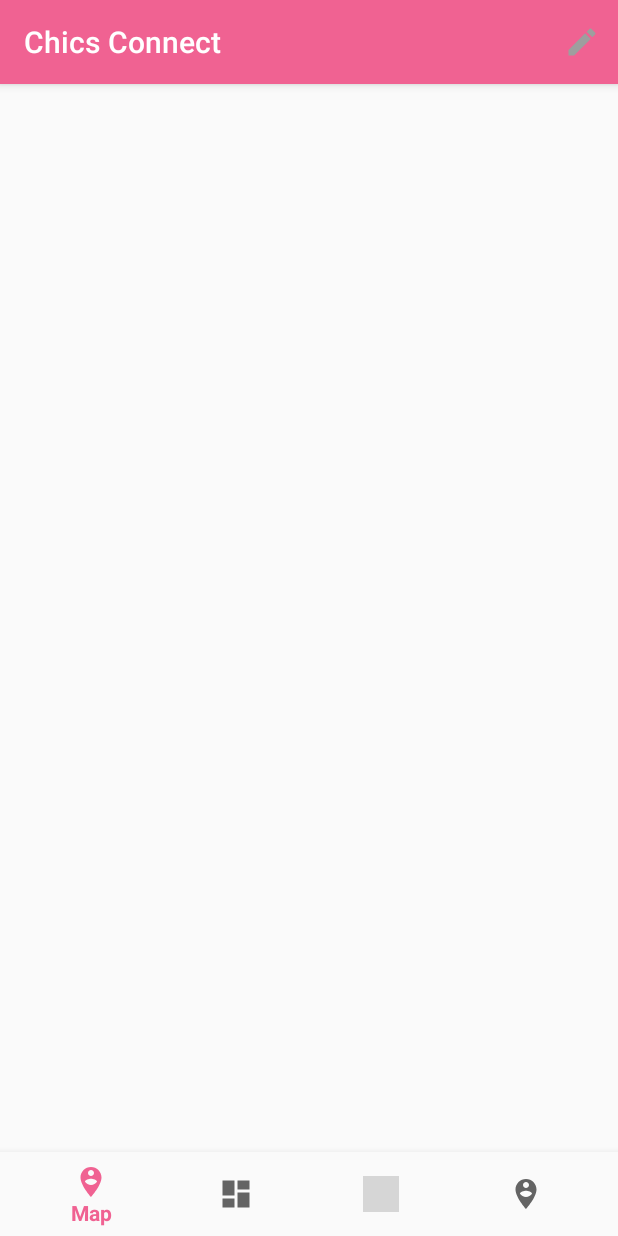
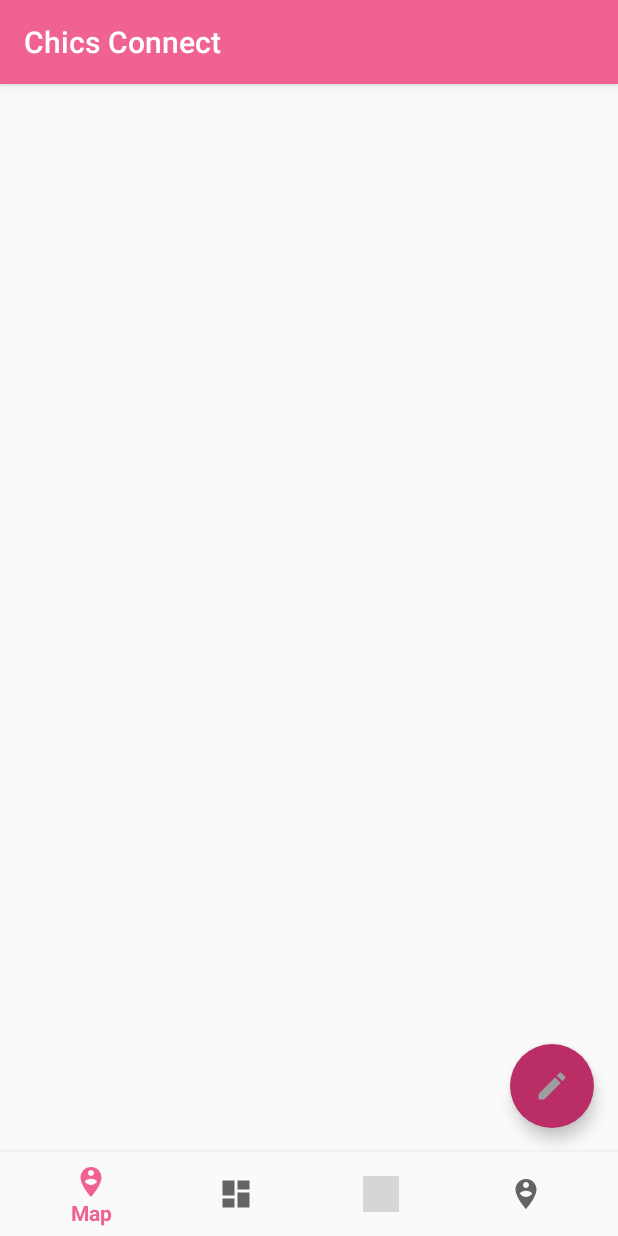
Before and after one commit to anandwana001/ChicsConnect, an Android app: the fragment WorldFragment placed in its activity, on a phone screen of 412 x 824 dp. Run offline under Robolectric (Android 15) with nearby library versions, the phone set to English and light mode, and no system bars; our stand-ins replace ButterKnife, Firebase (no records; nobody signed in at launch, a user with empty details on screens opened directly); 1 statement that could not run was skipped; grey boxes are pictures that could not be loaded.

Commit message:
MenuItem replace with FloatingActionButton to upload post

```diff
--- a/app/src/main/java/and/com/cswithandroid/fragment/WorldFragment.java
+++ b/app/src/main/java/and/com/cswithandroid/fragment/WorldFragment.java
@@ -3,14 +3,12 @@ package and.com.cswithandroid.fragment;
 import android.content.Intent;
 import android.os.Bundle;
 import android.support.annotation.Nullable;
+import android.support.design.widget.FloatingActionButton;
 import android.support.v4.app.Fragment;
 import android.support.v7.widget.GridLayoutManager;
 import android.support.v7.widget.LinearLayoutManager;
 import android.support.v7.widget.RecyclerView;
 import android.view.LayoutInflater;
-import android.view.Menu;
-import android.view.MenuInflater;
-import android.view.MenuItem;
 import android.view.View;
 import android.view.ViewGroup;
 
@@ -35,6 +33,8 @@ public class WorldFragment extends Fragment {
     @BindView(R.id.world_list)
     RecyclerView worldList;
     Unbinder unbinder;
+    @BindView(R.id.fab)
+    FloatingActionButton fab;
 
     private FirebaseDatabase firebaseDatabase;
     private DatabaseReference databaseReference;
@@ -58,7 +58,6 @@ public class WorldFragment extends Fragment {
     @Override
     public void onCreate(@Nullable Bundle savedInstanceState) {
         super.onCreate(savedInstanceState);
-        setHasOptionsMenu(true);
         firebaseDatabase = FirebaseDatabase.getInstance();
         databaseReference = firebaseDatabase.getReference().child("World_activities");
     }
@@ -86,12 +85,19 @@ public class WorldFragment extends Fragment {
             protected void populateViewHolder(WorldViewHolder viewHolder, final World model, final int position) {
                 viewHolder.setUserName(model.getUsername());
                 viewHolder.setCaption(model.getCaption());
-                viewHolder.setPostImage(getContext(),model.getImage());
-              //  viewHolder.setTimestamp(model.getTimeStamp());
+                viewHolder.setPostImage(getContext(), model.getImage());
+                //  viewHolder.setTimestamp(model.getTimeStamp());
                 viewHolder.setProfilePic(getContext(), model.getUserpic());
             }
         };
         worldList.setAdapter(eventEventViewHolderFirebaseRecyclerAdapter);
+        fab.setOnClickListener(new View.OnClickListener() {
+            @Override
+            public void onClick(View v) {
+                Intent user_create_world_post_intent = new Intent(getContext(), CreateWorldPost.class);
+                startActivity(user_create_world_post_intent);
+            }
+        });
         return rootView;
     }
 
@@ -120,22 +126,6 @@ public class WorldFragment extends Fragment {
     }
 
     @Override
-    public void onCreateOptionsMenu(Menu menu, MenuInflater inflater) {
-        inflater.inflate(R.menu.user_world,menu);
-    }
-
-    @Override
-    public boolean onOptionsItemSelected(MenuItem item) {
-        switch (item.getItemId()) {
-            case R.id.user_create_events:
-                Intent user_create_world_post_intent = new Intent(getContext(), CreateWorldPost.class);
-                startActivity(user_create_world_post_intent);
-                return false;
-        }
-        return false;
-    }
-
-    @Override
     public void onDestroyView() {
         super.onDestroyView();
         unbinder.unbind();
--- a/app/src/main/res/layout/fragment_world.xml
+++ b/app/src/main/res/layout/fragment_world.xml
@@ -1,5 +1,5 @@
 <?xml version="1.0" encoding="utf-8"?>
-<LinearLayout xmlns:android="http://schemas.android.com/apk/res/android"
+<FrameLayout xmlns:android="http://schemas.android.com/apk/res/android"
     xmlns:app="http://schemas.android.com/apk/res-auto"
     android:layout_width="match_parent"
     android:layout_height="match_parent"
@@ -7,17 +7,28 @@
     android:orientation="vertical"
     tool:context=".MainActivity">
 
-
     <android.support.v7.widget.RecyclerView
         android:id="@+id/world_list"
         android:layout_width="match_parent"
         android:layout_height="match_parent"
-        android:clipToPadding="false"
         android:scrollbarStyle="outsideOverlay"
         android:layout_margin="4dp"
         android:divider="@color/list_divider"
         android:dividerHeight="1dp"
-        android:listSelector="@drawable/list_row_selector" />
+        android:listSelector="@drawable/list_row_selector"
+        android:paddingBottom="48dp"
+        android:clipToPadding="false"/>
 
+    <android.support.design.widget.FloatingActionButton
+        android:id="@+id/fab"
+        android:layout_width="wrap_content"
+        android:layout_height="wrap_content"
+        android:layout_gravity="bottom|end"
+        android:layout_margin="@dimen/fab_margin"
+        app:borderWidth="0dp"
+        app:elevation="6dp"
+        app:fabSize="normal"
+        app:backgroundTint="@color/colorPrimaryDark"
+        app:srcCompat="@drawable/ic_create_event"/>
 
-</LinearLayout>
+</FrameLayout>
```
